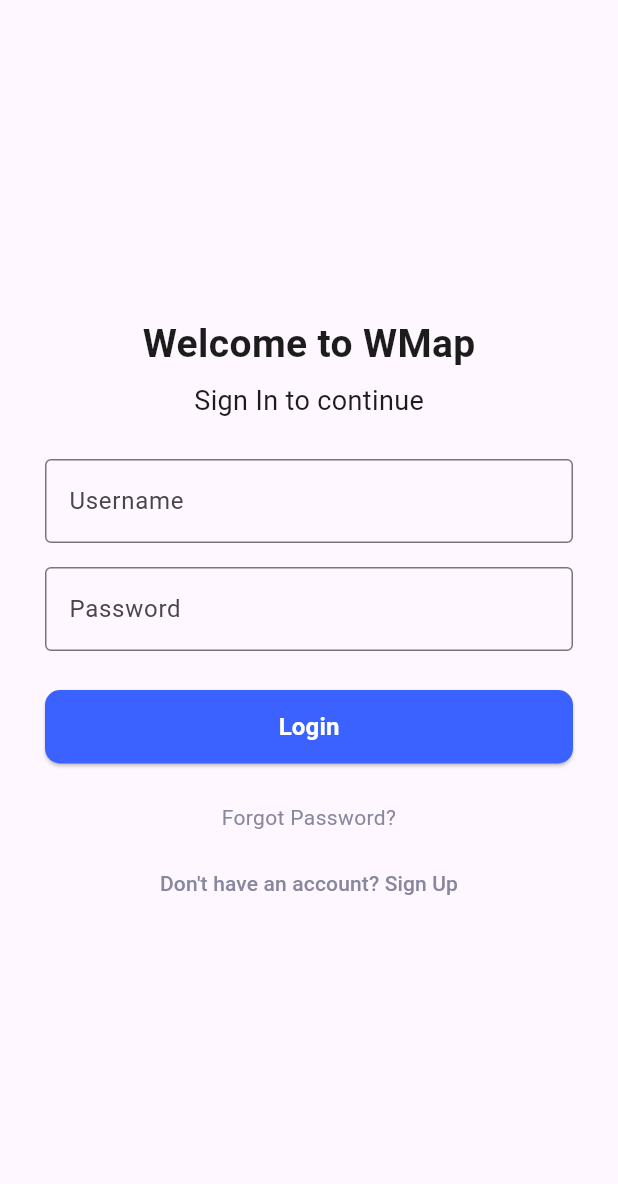
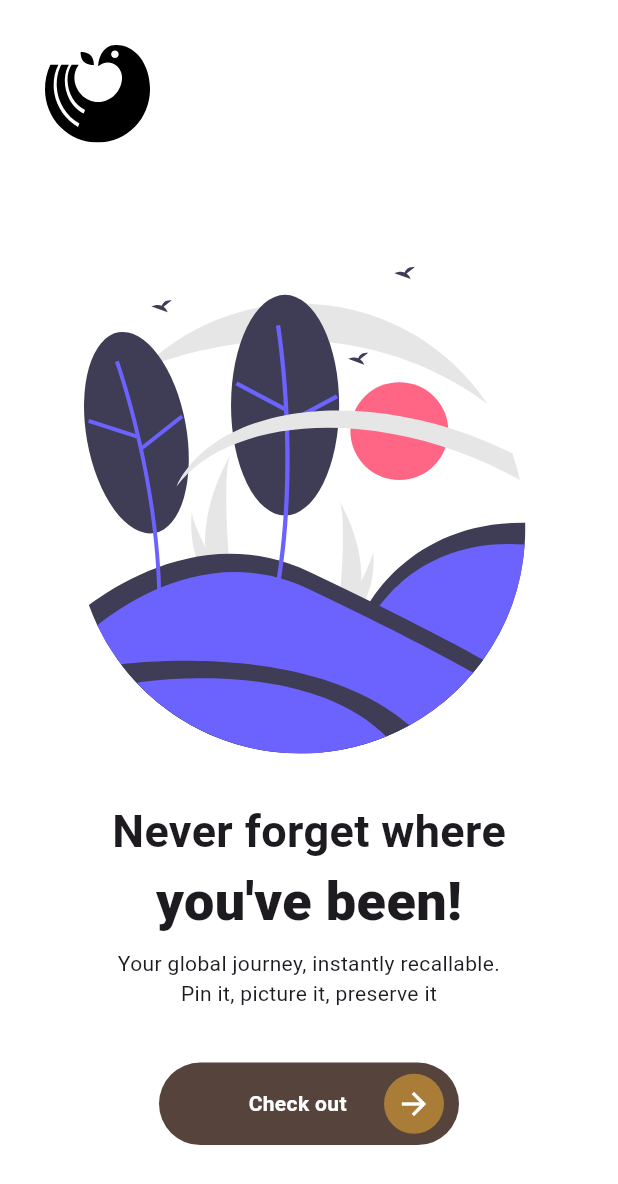
Before and after one commit to SchweizerDiem/WMap, a Flutter app: the screen it shows after launch, on a phone screen of 412 x 824 dp. Shown: the top 1184 px of the screen. Run offline on Flutter 3.47's test engine with Material 3 defaults, Android fonts, the phone set to English and light mode, and no system bars; our stand-ins replace flutter_svg; missing offline and left inert: countries_world_map, country_flags; accounts and stored records are empty; Roboto replaces fonts that are missing (Poppins).

Commit message:
feat(welcome-page): Created new welcome page

```diff
--- a/app/lib/main.dart
+++ b/app/lib/main.dart
@@ -3,10 +3,14 @@
 import 'package:countries_world_map/countries_world_map.dart';
 import 'package:countries_world_map/data/maps/world_map.dart';
 import 'package:country_flags/country_flags.dart' as country_flags;
-import 'login.dart';
-import 'register.dart';
-import 'settings.dart';
-import 'profile.dart';
+
+// Pages
+import'./pages/welcome.dart';
+import './pages/login.dart';
+import './pages/register.dart';
+import './pages/settings.dart';
+import './pages/profile.dart';
+
 import 'session_manager.dart';
 
 void main() {
@@ -19,14 +23,15 @@
   @override
   Widget build(BuildContext context) {
     return MaterialApp(
-      title: 'Login Page',
+      title: 'Welcome Page',
       theme: ThemeData(
         primarySwatch: Colors.blue,
       ),
-      home: LoginPage(),
+      home: WelcomePage(),
       // Register the home route so the login page can navigate here
       routes: {
         '/home': (context) => const HomePage(),
+        '/login': (context) => const LoginPage(),
         '/register': (context) => const RegisterPage(),
          '/settings': (context) => const SettingsPage(),
       },
--- a/app/lib/login.dart
+++ b/app/lib/pages/login.dart
@@ -1,6 +1,6 @@
 import 'package:flutter/material.dart';
-import 'session_manager.dart';
-import 'user.dart';
+import '../session_manager.dart';
+import '../user.dart';
 
 class LoginPage extends StatefulWidget {
   const LoginPage({super.key});
--- a/app/lib/profile.dart
+++ b/app/lib/pages/profile.dart
@@ -1,7 +1,7 @@
 import 'package:flutter/material.dart';
 import 'package:country_flags/country_flags.dart' as country_flags;
-import 'user.dart';
-import 'session_manager.dart';
+import '../user.dart';
+import '../session_manager.dart';
 
 class ProfilePage extends StatelessWidget {
   final VoidCallback? onBackPressed;
--- a/app/lib/register.dart
+++ b/app/lib/pages/register.dart
@@ -1,6 +1,6 @@
 import 'package:flutter/material.dart';
-import 'user.dart';
-import 'session_manager.dart';
+import '../user.dart';
+import '../session_manager.dart';
 
 class RegisterPage extends StatefulWidget {
   const RegisterPage({super.key});
--- a/app/lib/settings.dart
+++ b/app/lib/pages/settings.dart
@@ -1,6 +1,6 @@
 import 'package:flutter/material.dart';
-import 'user.dart';
-import 'session_manager.dart';
+import '../user.dart';
+import '../session_manager.dart';
 
 class SettingsPage extends StatefulWidget {
   final VoidCallback? onBackPressed;
--- /dev/null
+++ b/app/lib/pages/welcome.dart
@@ -0,0 +1,89 @@
+import 'package:flutter/material.dart';
+import 'package:flutter_svg/flutter_svg.dart';
+
+class WelcomePage extends StatelessWidget {
+  const WelcomePage({super.key});
+
+  @override
+  Widget build(BuildContext context) {
+    return Scaffold(
+      backgroundColor: Colors.white,
+      body: SafeArea(
+        child: Column(
+          children: [
+            // Display logo
+            Padding(
+              padding: const EdgeInsets.only(left: 30,top: 30),
+              child: Align(
+                alignment: Alignment.topLeft,
+                child: SvgPicture.asset(
+                  "assets/images/logo.svg",
+                  width: 70,
+                ),
+              ),
+            ),
+            const SizedBox(height: 43),
+            Padding(
+              padding: const EdgeInsets.only(top: 40, bottom: 30),
+              child: Align(
+                alignment: Alignment.center,
+                child: SvgPicture.asset(
+                  "assets/images/nature.svg",
+                  width: 300,
+                ),
+              ),
+            ),
+            const Text(
+              "Never forget where",
+              style: TextStyle(fontSize: 30, fontWeight: FontWeight.bold),
+            ),
+            const Text(
+              "you've been!",
+              style: TextStyle(fontSize: 36, fontWeight: FontWeight.w800),
+            ),
+            const SizedBox(height: 6),
+            const Text(
+              "Your global journey, instantly recallable. \nPin it, picture it, preserve it",
+              textAlign: TextAlign.center,
+            ),
+            const SizedBox(height: 36),
+            GestureDetector(
+              onTap: () {
+                Navigator.pushNamed(context, '/login');
+              },
+              child: Container(
+                height: 55,
+                width: 200,
+                decoration:  BoxDecoration(
+                 color: Color(0xff55433C),
+                 borderRadius: BorderRadius.circular(30),
+                ),
+                child: Padding(
+                  padding: const EdgeInsets.symmetric(horizontal: 10),
+                  child: const Row(
+                    mainAxisAlignment: MainAxisAlignment.spaceBetween,
+                    children: [
+                      Spacer(flex: 2),
+                      Text(
+                        "Check out",
+                        style: TextStyle(
+                          color: Colors.white,
+                          fontWeight: FontWeight.bold,
+                        ),
+                      ),
+                      Spacer(),
+                      CircleAvatar(
+                        backgroundColor: Color(0xffA97C37),
+                        child: Icon(Icons.arrow_forward, color: Colors.white),
+                      )
+                    ],
+                  ),
+                ),
+              )
+            )
+          ],
+        ),
+      ),
+    );
+  }
+}
```
Also changed, not shown: app/pubspec.yaml (+3 -6 lines), app/assets/images/logo.svg (added), app/assets/images/nature.svg (added).
